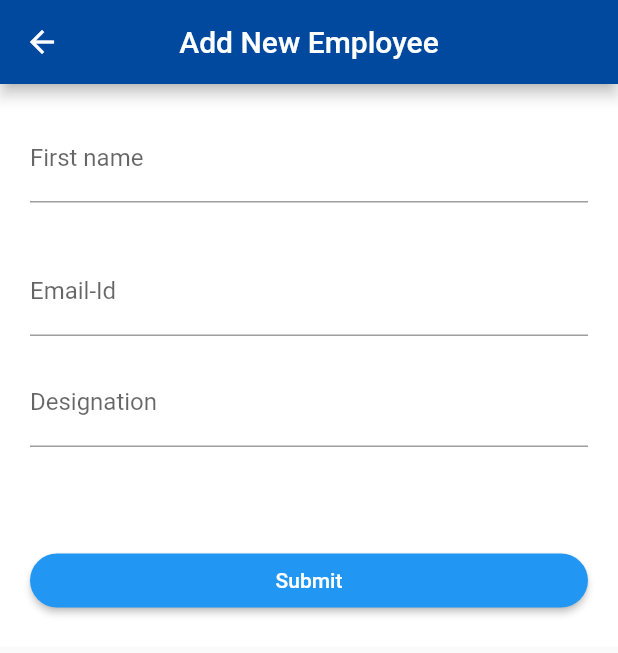
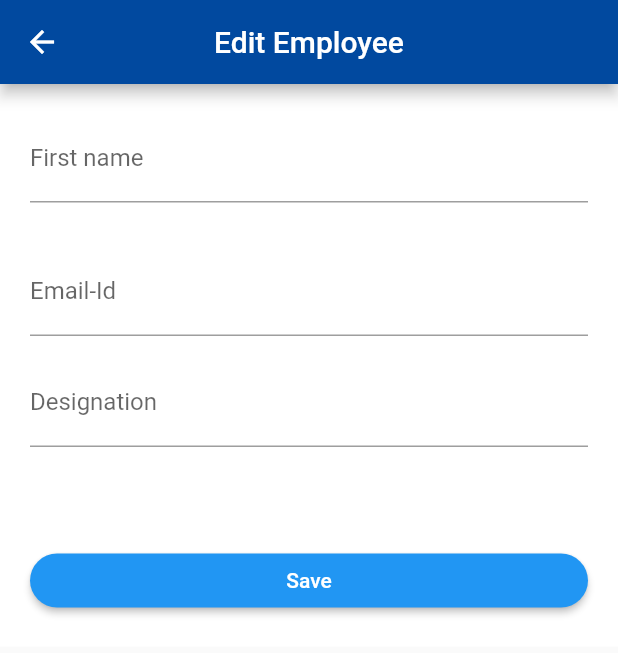
Before and after one commit to tejaswitarajput/tejaswita_rajput-, a Flutter app: the EmployeeCardWidget widget shown alone on an empty page, opened directly with empty values, after a tap on the "edit" icon, on a phone screen of 412 x 824 dp. Shown: the top 653 px of the screen. Run offline on Flutter 3.47's test engine with Material 2 defaults, Android fonts, the phone set to English and light mode, and no system bars; our stand-ins replace cloud_firestore, firebase_core; accounts and stored records are empty.

Commit message:
Edit and save done

```diff
--- a/lib/constants/route_generator.dart
+++ b/lib/constants/route_generator.dart
@@ -1,10 +1,10 @@
-import 'package:demo_projec/constants/fetures/create_employee_screen.dart';
-import 'package:demo_projec/constants/fetures/home_screen.dart';
 import 'package:demo_projec/constants/router_constants.dart';
+import 'package:demo_projec/fetures/create_employee_screen.dart';
+import 'package:demo_projec/fetures/edit_employee_detail_screen.dart';
+import 'package:demo_projec/fetures/home_screen.dart';
+import 'package:demo_projec/fetures/splash_screen.dart';
 import 'package:flutter/cupertino.dart';
 import 'package:flutter/material.dart';
-
-import 'fetures/splash_screen.dart';
 
 Route<dynamic> generateRoute(RouteSettings settings) {
   // Here we'll handle all the routing
@@ -20,10 +20,16 @@ Route<dynamic> generateRoute(RouteSettings settings) {
           settings: settings, builder: (context) => HomeScreen());
 
     case RouterConstants.CreateEmployeeScreenRoute:
+      //  arguments = settings.arguments as EmployeeArgument;
+      return MaterialPageRoute(
+        settings: settings,
+        builder: (context) => CreateEmployeeScreen(),
+      );
+    case RouterConstants.EditEmployeeScreenRoute:
       arguments = settings.arguments as EmployeeArgument;
       return MaterialPageRoute(
         settings: settings,
-        builder: (context) => CreateEmployeeScreen(
+        builder: (context) => EditEmployeeScreen(
           employeeId: arguments.employeeId,
         ),
       );
--- a/lib/constants/router_constants.dart
+++ b/lib/constants/router_constants.dart
@@ -4,4 +4,5 @@ class RouterConstants {
 
   static const String HomeScreenRoute = 'HomeScreen';
   static const String CreateEmployeeScreenRoute = 'CreateEmployeeScreen';
+  static const String EditEmployeeScreenRoute = 'EditEmployeeScreen';
 }
--- a/lib/constants/fetures/create_employee_screen.dart
+++ b/lib/fetures/create_employee_screen.dart
@@ -1,32 +1,20 @@
+import 'package:demo_projec/constants/circular_progressbar_fullscreen.dart';
+import 'package:demo_projec/constants/palette.dart';
 import 'package:demo_projec/constants/snackbar.dart';
 import 'package:demo_projec/providers/employee_provider.dart';
 import 'package:flutter/material.dart';
 import 'package:provider/provider.dart';
 
-import '../circular_progressbar_fullscreen.dart';
-import '../palette.dart';
-
 class CreateEmployeeScreen extends StatefulWidget {
-  final String employeeId;
-
-  const CreateEmployeeScreen({Key key, this.employeeId}) : super(key: key);
   @override
   _CreateEmployeeScreenState createState() => _CreateEmployeeScreenState();
 }
 
 class _CreateEmployeeScreenState extends State<CreateEmployeeScreen> {
-  // TextEditingController nameController = TextEditingController();
-  // TextEditingController emailIdController = TextEditingController();
-  // TextEditingController designationController = TextEditingController();
+  @override
   void initState() {
     var prov = Provider.of<EmployeeProvider>(context, listen: false);
-
     prov.init();
-    print("id==${widget.employeeId}");
-    if (widget.employeeId != null) {
-      prov.employeeDetailId = widget.employeeId;
-      print("Name==${prov.employeeDetailModel.name}");
-    }
 
     super.initState();
   }
@@ -41,7 +29,7 @@ class _CreateEmployeeScreenState extends State<CreateEmployeeScreen> {
         child: Scaffold(
           appBar: AppBar(
             centerTitle: true,
-            title: Text('Add New Employee'),
+            title: Text('Create Employee'),
             backgroundColor: Palette.primary,
           ),
           body: Stack(
@@ -49,7 +37,6 @@ class _CreateEmployeeScreenState extends State<CreateEmployeeScreen> {
             children: [
               Container(
                 color: prov.loading ? Colors.white : Colors.white,
-
                 child: Padding(
                   padding: const EdgeInsets.all(20.0),
                   child: SingleChildScrollView(
@@ -135,7 +122,7 @@ class _CreateEmployeeScreenState extends State<CreateEmployeeScreen> {
                                 borderRadius: BorderRadius.circular(18.0),
                               ),
                               child: Text(
-                                'Submit',
+                                'Create Employee',
                                 style: TextStyle(color: Colors.white),
                               ),
                               //   ),
@@ -147,48 +134,6 @@ class _CreateEmployeeScreenState extends State<CreateEmployeeScreen> {
                     ),
                   ),
                 ),
-
-                // Padding(
-                //   padding: const EdgeInsets.all(8.0),
-                //   child: Container(
-                //     height: 50,
-                //     width: double.infinity,
-                //     child: Row(
-                //       mainAxisAlignment: MainAxisAlignment.spaceBetween,
-                //       crossAxisAlignment: CrossAxisAlignment.stretch,
-                //       children: [
-                //         SizedBox(width: 10),
-                //         Expanded(
-                //           child: RaisedButton(
-                //             onPressed: () async {
-                //               String checkData = prov.checkData();
-                //               if (checkData == '' || checkData == 'success') {
-                //                 if (await prov.save()) {
-                //                   prov.loading = false;
-                //                   showSnackBar(
-                //                       context: context,
-                //                       message: "Data Saved Successfully");
-                //                 } else {
-                //                   showSnackBar(
-                //                       context: context,
-                //                       message: "Data Saved Filed");
-                //                 }
-                //               }
-                //             },
-                //             color: Colors.blue,
-                //             shape: RoundedRectangleBorder(
-                //               borderRadius: BorderRadius.circular(18.0),
-                //             ),
-                //             child: Text(
-                //               'Submit',
-                //               style: TextStyle(color: Colors.white),
-                //             ),
-                //           ),
-                //         ),
-                //       ],
-                //     ),
-                //   ),
-                // ),
               ),
               Positioned(
                 child: prov.loading
--- /dev/null
+++ b/lib/fetures/edit_employee_detail_screen.dart
@@ -0,0 +1,160 @@
+import 'package:demo_projec/constants/circular_progressbar_fullscreen.dart';
+import 'package:demo_projec/constants/palette.dart';
+import 'package:demo_projec/constants/snackbar.dart';
+import 'package:demo_projec/providers/employee_provider.dart';
+import 'package:flutter/material.dart';
+import 'package:provider/provider.dart';
+
+class EditEmployeeScreen extends StatefulWidget {
+  final String employeeId;
+
+  const EditEmployeeScreen({Key key, this.employeeId}) : super(key: key);
+
+  @override
+  _EditEmployeeScreenState createState() => _EditEmployeeScreenState();
+}
+
+class _EditEmployeeScreenState extends State<EditEmployeeScreen> {
+  // TextEditingController nameController = TextEditingController();
+  // TextEditingController emailIdController = TextEditingController();
+  // TextEditingController designationController = TextEditingController();
+  @override
+  void initState() {
+    var prov = Provider.of<EmployeeProvider>(context, listen: false);
+
+    if (widget.employeeId != null) {
+      // prov.employeeDetailId = widget.employeeId;
+      // prov.initDetails();
+      print("id==${widget.employeeId}");
+
+      // prov.employeeDetailId = widget.employeeId;
+      // prov.fetchSingleEmpRecord(widget.employeeId);
+      // print("dddddd==${prov.employeeDetailModel.name}");
+    }
+
+    super.initState();
+  }
+
+  @override
+  Widget build(BuildContext context) {
+    return Consumer<EmployeeProvider>(builder: (context, prov, child) {
+      print("Name==${prov.employeeDetailModel.name}");
+
+      return AbsorbPointer(
+        absorbing: prov.loading ? true : false,
+        child: Scaffold(
+          appBar: AppBar(
+            centerTitle: true,
+            title: Text('Edit Employee'),
+            backgroundColor: Palette.primary,
+          ),
+          body: Stack(
+            alignment: Alignment.topCenter,
+            children: [
+              Container(
+                color: prov.loading ? Colors.white : Colors.white,
+                child: Padding(
+                  padding: const EdgeInsets.all(20.0),
+                  child: SingleChildScrollView(
+                    child: Form(
+                      child: Column(
+                        children: <Widget>[
+                          TextFormField(
+                            decoration: InputDecoration(
+                              labelText: 'First name',
+                              border: UnderlineInputBorder(),
+                            ),
+                            initialValue: prov.employeeDetailModel.name,
+                            onChanged: (value) {
+                              prov.employeeDetailModel.name = value.toString();
+                            },
+                          ),
+                          SizedBox(height: 15.0),
+                          SizedBox(height: 15.0),
+                          TextFormField(
+                            keyboardType: TextInputType.emailAddress,
+                            decoration: InputDecoration(
+                              labelText: 'Email-Id',
+                              border: UnderlineInputBorder(),
+                            ),
+                            initialValue:
+                                prov.employeeDetailModel.emailId ?? null,
+                            onChanged: (value) {
+                              prov.employeeDetailModel.emailId =
+                                  value.toString();
+                            },
+                          ),
+                          SizedBox(height: 15.0),
+                          TextFormField(
+                            keyboardType:
+                                TextInputType.number, //to accept only numbers
+                            decoration: InputDecoration(
+                              labelText: 'Designation',
+                              //labelStyle: Constants().subtitle1,
+                              border: UnderlineInputBorder(),
+                            ),
+                            initialValue:
+                                prov.employeeDetailModel.designation ?? null,
+                            onChanged: (value) {
+                              prov.employeeDetailModel.designation =
+                                  value.toString();
+                            },
+                          ),
+                          SizedBox(height: 65.0),
+                          Container(
+                            width: double.infinity,
+                            child: RaisedButton(
+                              onPressed: () async {
+                                String checkData = prov.checkData();
+                                print("check==${checkData.toString()}");
+                                if (checkData == '' || checkData == 'success') {
+                                  prov.loading = false;
+
+                                  if (await prov.update()) {
+                                    prov.loading = false;
+
+                                    showSnackBar(
+                                        context: context,
+                                        message:
+                                            "Edited Data Saved Successfully");
+                                    Navigator.pop(context);
+                                    Navigator.pop(context);
+                                  } else {
+                                    showSnackBar(
+                                        context: context, message: checkData);
+                                  }
+                                } else {
+                                  showSnackBar(
+                                      context: context, message: checkData);
+                                }
+                              },
+                              color: Colors.blue,
+                              shape: RoundedRectangleBorder(
+                                borderRadius: BorderRadius.circular(18.0),
+                              ),
+                              child: Text(
+                                'Save',
+                                style: TextStyle(color: Colors.white),
+                              ),
+                              //   ),
+                              // ],
+                            ),
+                          ),
+                        ],
+                      ),
+                    ),
+                  ),
+                ),
+              ),
+              Positioned(
+                child: prov.loading
+                    ? CircularProgressbarFullscreen(title: 'processing...')
+                    : Container(),
+              ),
+            ],
+          ),
+        ),
+      );
+    });
+  }
+}
--- a/lib/constants/fetures/home_screen.dart
+++ b/lib/fetures/home_screen.dart
@@ -1,10 +1,11 @@
 import 'package:demo_projec/constants/route_generator.dart';
+import 'package:demo_projec/constants/router_constants.dart';
+import 'package:demo_projec/constants/snackbar.dart';
 import 'package:demo_projec/providers/employee_provider.dart';
+import 'package:demo_projec/widgets/employee_card_widget.dart';
 import 'package:flutter/cupertino.dart';
 import 'package:flutter/material.dart';
 import 'package:provider/provider.dart';
-import '../router_constants.dart';
-import '../snackbar.dart';
 
 class HomeScreen extends StatefulWidget {
   const HomeScreen({Key key}) : super(key: key);
@@ -170,99 +171,3 @@ class _HomeScreenState extends State<HomeScreen> {
     });
   }
 }
-
-class EmployeeCardWidget extends StatelessWidget {
-  final String name;
-  final String designation;
-  final String emailId;
-  final String empKey;
-  final Function onDelete;
-
-  const EmployeeCardWidget({
-    Key key,
-    this.name,
-    this.designation,
-    this.emailId,
-    this.empKey,
-    this.onDelete,
-  }) : super(key: key);
-
-  @override
-  Widget build(BuildContext context) {
-    return Container(
-      child: Card(
-        shape: RoundedRectangleBorder(
-          borderRadius: BorderRadius.circular(10.0),
-        ),
-        color: Colors.white,
-        elevation: 10,
-        child: Row(
-          mainAxisAlignment: MainAxisAlignment.spaceBetween,
-          children: [
-            Row(children: [
-              Container(
-                child: Row(
-                  children: [
-                    Container(
-                      padding: new EdgeInsets.all(15.0),
-                      child: CircleAvatar(
-                          backgroundImage: AssetImage("assets/icons/logo.png"),
-                          radius: 25),
-                    ),
-                  ],
-                ),
-              ),
-              Container(
-                padding: new EdgeInsets.all(15.0),
-                child: Column(
-                  mainAxisAlignment: MainAxisAlignment.start,
-                  crossAxisAlignment: CrossAxisAlignment.start,
-                  children: [
-                    Text(
-                      name,
-                      style:
-                          TextStyle(fontSize: 14, fontWeight: FontWeight.bold),
-                    ),
-                    Text(
-                      designation,
-                      style: TextStyle(
-                        fontSize: 12,
-                      ),
-                    ),
-                    Text(
-                      emailId,
-                      style: TextStyle(
-                        fontSize: 12,
-                      ),
-                    ),
-                  ],
-                ),
-              ),
-            ]),
-            Container(
-              child: Row(
-                children: [
-                  IconButton(
-                      icon: Icon(Icons.edit, size: 25.0),
-                      onPressed: () {
-                        Navigator.pushNamed(
-                            context, RouterConstants.CreateEmployeeScreenRoute,
-                            arguments: EmployeeArgument(employeeId: empKey));
-                      }),
-                  IconButton(
-                      icon: Icon(Icons.delete, size: 25.0),
-                      onPressed: () {
-                        onDelete();
-                        // Navigator.pushNamed(
-                        //     context, RouterConstants.CreateEmployeeScreenRoute);
-                      }),
-                ],
-              ),
-            )
-          ],
-        ),
-      ),
-    );
-  }
-}
-//SizedBox(height: 12),
--- a/lib/constants/fetures/splash_screen.dart
+++ b/lib/fetures/splash_screen.dart
@@ -1,8 +1,8 @@
-import 'package:demo_projec/constants/fetures/home_screen.dart';
 import 'package:flutter/cupertino.dart';
 import 'package:flutter/material.dart';
 
 import 'create_employee_screen.dart';
+import 'home_screen.dart';
 
 class SplashScreen extends StatefulWidget {
   @override
--- a/lib/main.dart
+++ b/lib/main.dart
@@ -1,12 +1,11 @@
-import 'package:demo_projec/constants/fetures/splash_screen.dart';
 import 'package:demo_projec/providers/employee_provider.dart';
 import 'package:firebase_core/firebase_core.dart';
 import 'package:flutter/material.dart';
-// ignore: import_of_legacy_library_into_null_safe
 import 'package:provider/provider.dart';
 import 'constants/route_generator.dart' as router;
 import 'constants/palette.dart';
 import 'constants/router_constants.dart';
+import 'fetures/splash_screen.dart';
 
 main() async {
   WidgetsFlutterBinding.ensureInitialized();
--- a/lib/repositories/employee_repository.dart
+++ b/lib/repositories/employee_repository.dart
@@ -75,34 +75,35 @@ class EmployeeRepository {
 
   Future<EmployeeDetailModel> fetchSingleEmployeeRecord(
       String employeeId) async {
-    bool success = false;
     print("key4 == ${employeeId.toString()}");
 
-    List<EmployeeDetailModel> employeeDetailModel = [];
+//    List<EmployeeDetailModel> employeeDetailModel = [];
     EmployeeDetailModel singleEmployeeRecord = EmployeeDetailModel();
-    employeeDetailModel = await fetchEmployeeDetails();
-    String employeeKey = "";
-    employeeDetailModel.forEach((element) {
-      print(element.key.toString() + "==" + employeeId);
-      if (element.key.toString() == employeeId) {
-        employeeKey = element.key.toString();
-        singleEmployeeRecord = element;
-      }
+    DocumentReference reference =
+        FirebaseFirestore.instance.collection("Employees").doc(employeeId);
+    await reference.get().then((DocumentSnapshot doc) {
+      singleEmployeeRecord.name = doc["name"];
+      singleEmployeeRecord.emailId = doc["emailId"];
+      singleEmployeeRecord.designation = doc["designation"];
+      singleEmployeeRecord.key = doc.id;
     });
+    print("fetchdeepak == ${singleEmployeeRecord.name}");
+
     return singleEmployeeRecord;
   }
 
-  updateEmployeeDetails(EmployeeDetailModel employeeDetailModel) async {
+  Future<bool> updateEmployeeDetails(
+      EmployeeDetailModel employeeDetailModel) async {
     bool success = false;
-    EmployeeDetailModel empTemp = EmployeeDetailModel();
-    empTemp = await fetchSingleEmployeeRecord(employeeDetailModel.key);
-    DocumentReference employeeDetails =
-        FirebaseFirestore.instance.collection("Employees").doc(empTemp.key);
+
+    DocumentReference employeeDetails = FirebaseFirestore.instance
+        .collection("Employees")
+        .doc(employeeDetailModel.key);
     await employeeDetails.update({
-      'name': empTemp.name.toString(),
-      'emailId': empTemp.emailId.toString(),
-      'designation': empTemp.designation.toString(),
-      'key': empTemp.key.toString(),
+      'name': employeeDetailModel.name.toString(),
+      'emailId': employeeDetailModel.emailId.toString(),
+      'designation': employeeDetailModel.designation.toString(),
+      'key': employeeDetailModel.key.toString(),
     }).whenComplete(() {
       print("Employee added");
       success = true;
--- /dev/null
+++ b/lib/widgets/employee_card_widget.dart
@@ -0,0 +1,106 @@
+import 'package:demo_projec/constants/route_generator.dart';
+import 'package:demo_projec/constants/router_constants.dart';
+import 'package:demo_projec/providers/employee_provider.dart';
+import 'package:flutter/cupertino.dart';
+import 'package:flutter/material.dart';
+import 'package:provider/provider.dart';
+
+class EmployeeCardWidget extends StatelessWidget {
+  final String name;
+  final String designation;
+  final String emailId;
+  final String empKey;
+  final Function onDelete;
+
+  const EmployeeCardWidget({
+    Key key,
+    this.name,
+    this.designation,
+    this.emailId,
+    this.empKey,
+    this.onDelete,
+  }) : super(key: key);
+
+  @override
+  Widget build(BuildContext context) {
+    return Container(
+      child: Card(
+        shape: RoundedRectangleBorder(
+          borderRadius: BorderRadius.circular(10.0),
+        ),
+        color: Colors.white,
+        elevation: 10,
+        child: Row(
+          mainAxisAlignment: MainAxisAlignment.spaceBetween,
+          children: [
+            Row(children: [
+              Container(
+                child: Row(
+                  children: [
+                    Container(
+                      padding: new EdgeInsets.all(15.0),
+                      child: CircleAvatar(
+                          backgroundImage: AssetImage("assets/icons/logo.png"),
+                          radius: 25),
+                    ),
+                  ],
+                ),
+              ),
+              Container(
+                padding: new EdgeInsets.all(15.0),
+                child: Column(
+                  mainAxisAlignment: MainAxisAlignment.start,
+                  crossAxisAlignment: CrossAxisAlignment.start,
+                  children: [
+                    Text(
+                      name,
+                      style:
+                          TextStyle(fontSize: 14, fontWeight: FontWeight.bold),
+                    ),
+                    Text(
+                      designation,
+                      style: TextStyle(
+                        fontSize: 12,
+                      ),
+                    ),
+                    Text(
+                      emailId,
+                      style: TextStyle(
+                        fontSize: 12,
+                      ),
+                    ),
+                  ],
+                ),
+              ),
+            ]),
+            Container(
+              child: Row(
+                children: [
+                  IconButton(
+                      icon: Icon(Icons.edit, size: 25.0),
+                      onPressed: () async {
+                        final prov = Provider.of<EmployeeProvider>(context,
+                            listen: false);
+                        prov.employeeDetailId = empKey;
+                        prov.initDetails().whenComplete(() =>
+                            Navigator.pushNamed(context,
+                                RouterConstants.EditEmployeeScreenRoute,
+                                arguments:
+                                    EmployeeArgument(employeeId: empKey)));
+                      }),
+                  IconButton(
+                      icon: Icon(Icons.delete, size: 25.0),
+                      onPressed: () {
+                        onDelete();
+                        // Navigator.pushNamed(
+                        //     context, RouterConstants.CreateEmployeeScreenRoute);
+                      }),
+                ],
+              ),
+            )
+          ],
+        ),
+      ),
+    );
+  }
+}
```
Also changed, not shown: lib/constants/screen_helper.dart (deleted, +0 -41 lines), lib/home_screen_drawer.dart (deleted, +0 -146 lines), lib/providers/employee_provider.dart (+31 -7 lines), lib/fetures/record_list_screen.dart (renamed from lib/constants/fetures/record_list_screen.dart).
